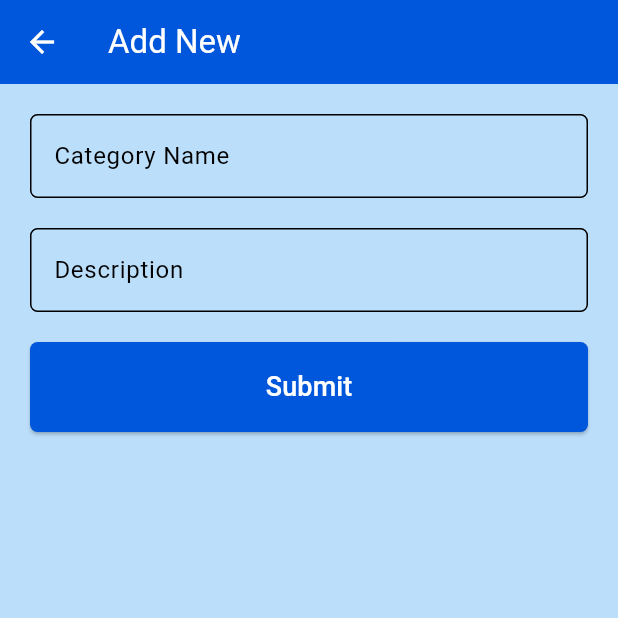
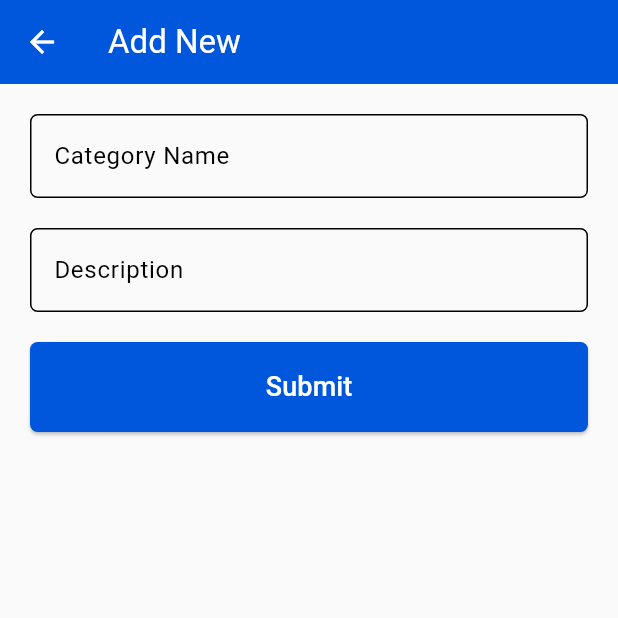
Before and after one commit to ShimaaElnaggar/easy-pos-r5, a Flutter app: the CategoriesView screen opened directly, after a tap on the "add" icon, on a phone screen of 412 x 824 dp, the top half of it. Run offline on Flutter 3.47's test engine with Material 3 defaults, Android fonts, the light colour scheme and no system bars; our stand-ins replace data_table_2, get_it, sqflite, sqflite_common_ffi_web; accounts and stored records are empty.

Commit message:
syntax edition

```diff
--- a/lib/views/categories_view.dart
+++ b/lib/views/categories_view.dart
@@ -60,7 +60,7 @@ class _CategoriesViewState extends State<CategoriesView> {
         actions: [
           IconButton(
             onPressed: () async {
-              var result = await Navigator.of(context).push(
+              var result = await Navigator.push(context,
                 MaterialPageRoute(
                     builder: (context) => const CategoryOperationsView()),
               );
@@ -84,13 +84,12 @@ class _CategoriesViewState extends State<CategoriesView> {
                  WHERE name LIKE '%$value%' OR description LIKE '%$value%';
                 """);
 
-                print('values:${result}');
+                print('values:$result');
               },
               textInputAction: TextInputAction.done,
               keyboardType: TextInputType.text,
-              border: InputBorder.none,
               prefixIcon:
-                  IconButton(onPressed: () {}, icon: const Icon(Icons.search)),
+                  IconButton(onPressed: () {}, icon:  Icon(Icons.search,color: Theme.of(context).primaryColor,)),
               label: "Search",
             ),
             const SizedBox(
@@ -147,8 +146,8 @@ class MyDataTableSource extends DataTableSource {
               children: [
                 IconButton(onPressed: () {}, icon: const Icon(Icons.edit)),
                 IconButton(
-                    onPressed: () {
-                      onDeleteRow(categoriesList?[index].id ?? 0);
+                    onPressed: () async{
+                      await onDeleteRow(categoriesList?[index].id ?? 0);
                     },
                     icon: const Icon(
                       Icons.delete,
--- a/lib/views/category_operations_view.dart
+++ b/lib/views/category_operations_view.dart
@@ -14,10 +14,11 @@ class CategoryOperationsView extends StatefulWidget {
 class _CategoryOperationsViewState extends State<CategoryOperationsView> {
   TextEditingController categoryNameController = TextEditingController();
   TextEditingController descController = TextEditingController();
-  final formKey = GlobalKey<FormState>();
+  var formKey = GlobalKey<FormState>();
   @override
   Widget build(BuildContext context) {
     return Scaffold(
+      backgroundColor: const Color(0xfffafafa),
       appBar: AppBar(
         title: const Text("Add New"),
       ),
@@ -35,9 +36,9 @@ class _CategoryOperationsViewState extends State<CategoryOperationsView> {
                 validator: (value) {
                   if (value!.isEmpty) {
                     return "Category Name is required";
-                  } else {
+                  }
                     return null;
-                  }
+
                 },
               ),
               const SizedBox(
@@ -51,9 +52,8 @@ class _CategoryOperationsViewState extends State<CategoryOperationsView> {
                 validator: (value) {
                   if (value!.isEmpty) {
                     return "Description is required";
-                  } else {
+                  }
                     return null;
-                  }
                 },
               ),
               const SizedBox(
@@ -76,9 +76,9 @@ class _CategoryOperationsViewState extends State<CategoryOperationsView> {
     try {
       if (formKey.currentState!.validate()) {
         var sqlHelper = GetIt.I.get<SqlHelper>();
-        await sqlHelper.db!.insert("categories", {
-          "name": categoryNameController.text,
-          "description": descController.text,
+        await sqlHelper.db!.insert('categories', {
+          'name': categoryNameController.text,
+          'description': descController.text,
         });
 
         ScaffoldMessenger.of(context).showSnackBar(
--- a/lib/widgets/custom_text_form_field.dart
+++ b/lib/widgets/custom_text_form_field.dart
@@ -9,7 +9,7 @@ class CustomTextFormField extends StatelessWidget {
   final IconButton? prefixIcon;
   final void Function (String)? onChanged;
   final String? Function(String?)? validator;
-  final InputBorder ? border;
+
 
   const CustomTextFormField(
       {
@@ -18,7 +18,6 @@ class CustomTextFormField extends StatelessWidget {
         this.validator,
         this.prefixIcon,
         this.onChanged,
-        this.border,
       required this.textInputAction,
       required this.keyboardType,
       required this.label,
@@ -40,7 +39,9 @@ class CustomTextFormField extends StatelessWidget {
           borderSide:
               BorderSide(color: Theme.of(context).primaryColor, width: 2),
         ),
-        border: border,
+        border: OutlineInputBorder(
+          borderRadius: BorderRadius.circular(5),
+        ),
         enabledBorder: OutlineInputBorder(
           borderRadius: BorderRadius.circular(5),
         ),
```
Also changed, not shown: lib/helpers/sql_helper.dart (+16 -24 lines).
